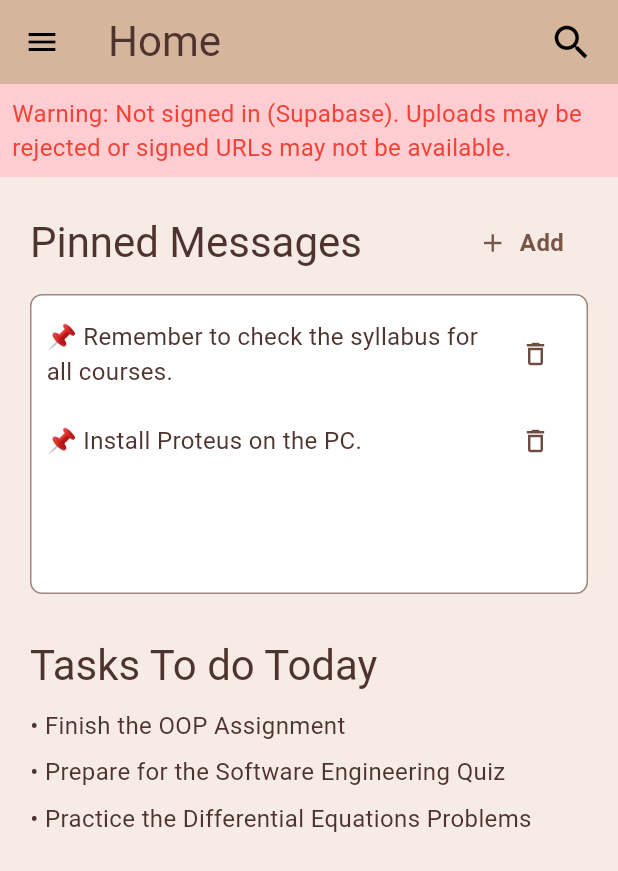
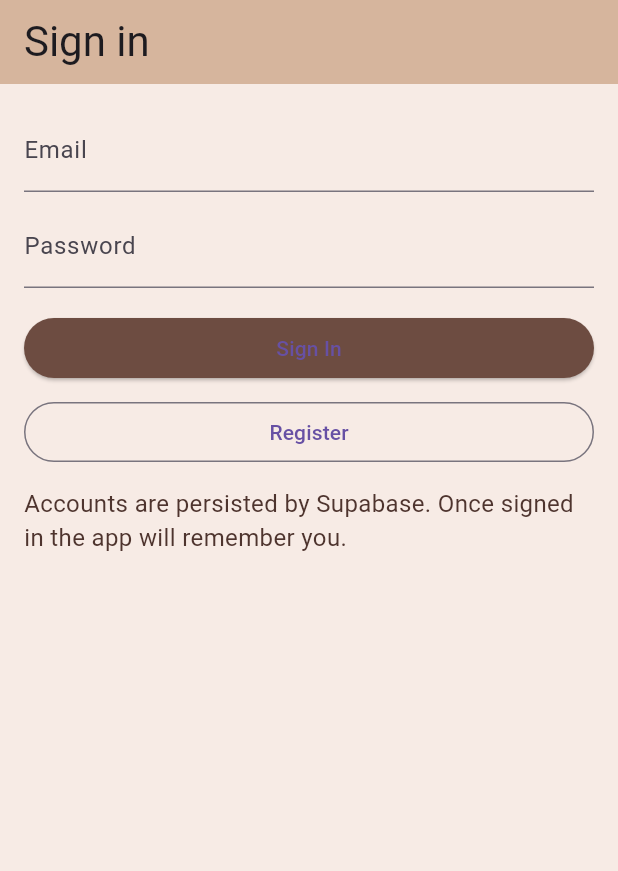
Before and after one commit to AryanAtif/SFW-Project, a Flutter app: the screen it shows after launch, on a phone screen of 412 x 824 dp. Shown: the top 871 px of the screen. Run offline on Flutter 3.47's test engine with Material 3 defaults, Android fonts, the phone set to English and light mode, and no system bars; our stand-ins replace google_generative_ai, supabase_flutter, table_calendar; missing offline and left inert: file_selector; accounts and stored records are empty.

Commit message:
Add a sign in page

```diff
--- /dev/null
+++ b/lib/auth_page.dart
@@ -0,0 +1,129 @@
+import 'package:flutter/material.dart';
+import 'package:supabase_flutter/supabase_flutter.dart';
+
+import 'main.dart';
+// no direct model imports needed here
+
+/// A simple authentication gate. If a Supabase user session exists we show
+/// the app (`MainScaffold`), otherwise we show a small login/register UI.
+class AuthGate extends StatefulWidget {
+  const AuthGate({super.key});
+
+  @override
+  State<AuthGate> createState() => _AuthGateState();
+}
+
+class _AuthGateState extends State<AuthGate> {
+  @override
+  Widget build(BuildContext context) {
+    final supabase = Supabase.instance.client;
+    final user = supabase.auth.currentUser;
+
+    if (user != null) {
+      // Already signed in, proceed to the main scaffold.
+      return const MainScaffold();
+    }
+
+    // Not signed in yet: show login page and when login succeeds rebuild.
+    return LoginPage(onLoginSuccess: () => setState(() {}));
+  }
+}
+
+class LoginPage extends StatefulWidget {
+  final VoidCallback onLoginSuccess;
+  const LoginPage({required this.onLoginSuccess, super.key});
+
+  @override
+  State<LoginPage> createState() => _LoginPageState();
+}
+
+class _LoginPageState extends State<LoginPage> {
+  final _emailController = TextEditingController();
+  final _passwordController = TextEditingController();
+  bool _loading = false;
+
+  @override
+  void dispose() {
+    _emailController.dispose();
+    _passwordController.dispose();
+    super.dispose();
+  }
+
+  Future<void> _signIn() async {
+    setState(() => _loading = true);
+    final supabase = Supabase.instance.client;
+    final email = _emailController.text.trim();
+    final pass = _passwordController.text;
+    try {
+      try {
+        await (supabase.auth as dynamic).signInWithPassword(email: email, password: pass);
+      } catch (_) {
+        await (supabase.auth as dynamic).signIn(email: email, password: pass);
+      }
+      // Success — callback to AuthGate which will show the app.
+      widget.onLoginSuccess();
+    } catch (e) {
+      ScaffoldMessenger.of(context).showSnackBar(SnackBar(content: Text('Sign-in failed: $e')));
+    } finally {
+      if (mounted) setState(() => _loading = false);
+    }
+  }
+
+  Future<void> _register() async {
+    setState(() => _loading = true);
+    final supabase = Supabase.instance.client;
+    final email = _emailController.text.trim();
+    final pass = _passwordController.text;
+    try {
+      try {
+        await (supabase.auth as dynamic).signUpWithPassword(email: email, password: pass);
+      } catch (_) {
+        await (supabase.auth as dynamic).signUp(email: email, password: pass);
+      }
+      widget.onLoginSuccess();
+    } catch (e) {
+      ScaffoldMessenger.of(context).showSnackBar(SnackBar(content: Text('Register failed: $e')));
+    } finally {
+      if (mounted) setState(() => _loading = false);
+    }
+  }
+
+  @override
+  Widget build(BuildContext context) {
+    return Scaffold(
+      appBar: AppBar(title: const Text('Sign in')),
+      body: Padding(
+        padding: const EdgeInsets.all(16.0),
+        child: Column(
+          crossAxisAlignment: CrossAxisAlignment.stretch,
+          children: [
+            TextField(
+              controller: _emailController,
+              keyboardType: TextInputType.emailAddress,
+              decoration: const InputDecoration(labelText: 'Email'),
+            ),
+            const SizedBox(height: 8),
+            TextField(
+              controller: _passwordController,
+              obscureText: true,
+              decoration: const InputDecoration(labelText: 'Password'),
+            ),
+            const SizedBox(height: 16),
+            ElevatedButton(
+              style: ElevatedButton.styleFrom(backgroundColor: Colors.brown[600]),
+              onPressed: _loading ? null : _signIn,
+              child: _loading ? const SizedBox(height: 16, width: 16, child: CircularProgressIndicator(strokeWidth: 2)) : const Text('Sign In'),
+            ),
+            const SizedBox(height: 8),
+            OutlinedButton(
+              onPressed: _loading ? null : _register,
+              child: const Text('Register'),
+            ),
+            const SizedBox(height: 12),
+            const Text('Accounts are persisted by Supabase. Once signed in the app will remember you.'),
+          ],
+        ),
+      ),
+    );
+  }
+}
```
Also changed, not shown: lib/main.dart (+59 -8 lines).
